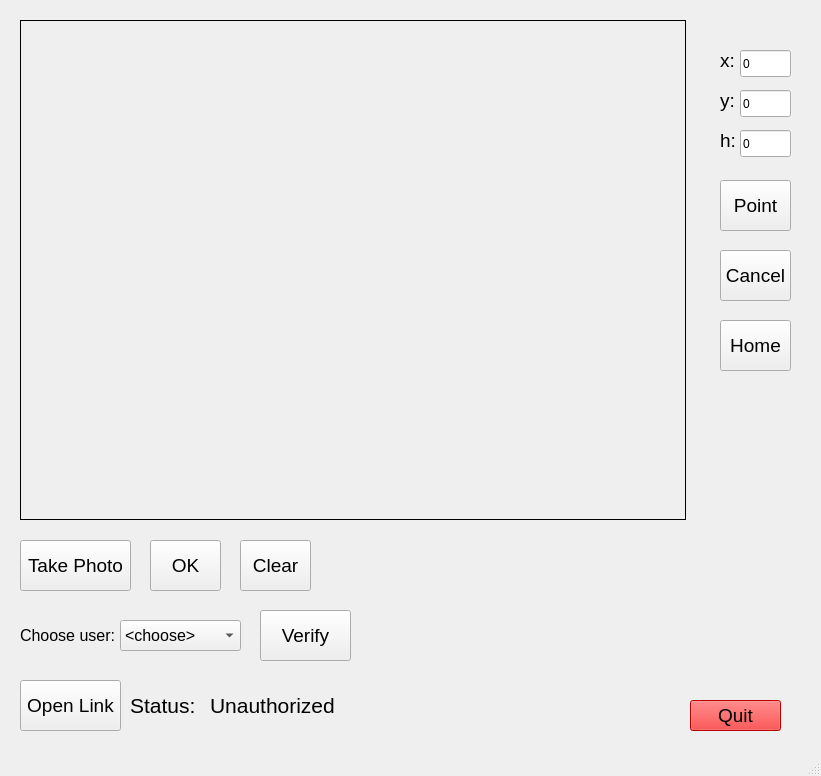
Before: the Qt Designer form server_UI/GUI.ui in DaDa0413/Ward-Visiting-Robot-Based-on-Autonomous-Indoor-Navigation, drawn with Qt 5.
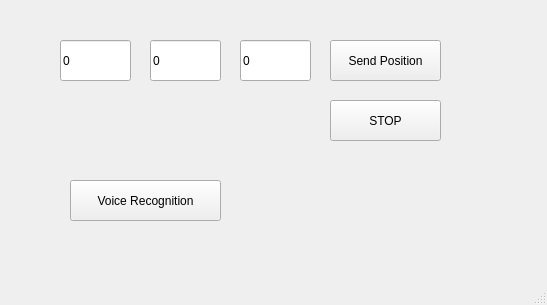
After: the same form once the commit is applied.

Commit message: add server part

What changed in the file:
```diff
--- a/server_UI/GUI.ui
+++ b/server_UI/GUI.ui
@@ -6,700 +6,47 @@
    <rect>
     <x>0</x>
     <y>0</y>
-    <width>821</width>
-    <height>776</height>
+    <width>547</width>
+    <height>305</height>
    </rect>
   </property>
   <property name="windowTitle">
    <string>AGV</string>
   </property>
   <widget class="QWidget" name="centralwidget">
-   <widget class="QLabel" name="viewer">
+   <widget class="QPushButton" name="btn_voice_rec">
     <property name="geometry">
      <rect>
-      <x>20</x>
-      <y>20</y>
-      <width>666</width>
-      <height>500</height>
-     </rect>
-    </property>
-    <property name="frameShape">
-     <enum>QFrame::Box</enum>
-    </property>
-    <property name="text">
-     <string/>
-    </property>
-    <property name="scaledContents">
-     <bool>false</bool>
-    </property>
-    <property name="alignment">
-     <set>Qt::AlignCenter</set>
-    </property>
-   </widget>
-   <widget class="QPushButton" name="btn_verify">
-    <property name="geometry">
-     <rect>
-      <x>260</x>
-      <y>610</y>
-      <width>91</width>
-      <height>51</height>
-     </rect>
-    </property>
-    <property name="font">
-     <font>
-      <pointsize>14</pointsize>
-     </font>
-    </property>
-    <property name="text">
-     <string>Verify</string>
-    </property>
-   </widget>
-   <widget class="QPushButton" name="btn_takePhoto">
-    <property name="geometry">
-     <rect>
-      <x>20</x>
-      <y>540</y>
-      <width>111</width>
-      <height>51</height>
-     </rect>
-    </property>
-    <property name="font">
-     <font>
-      <pointsize>14</pointsize>
-     </font>
-    </property>
-    <property name="text">
-     <string>Take Photo</string>
-    </property>
-   </widget>
-   <widget class="QPushButton" name="btn_openLink">
-    <property name="geometry">
-     <rect>
-      <x>20</x>
-      <y>680</y>
-      <width>101</width>
-      <height>51</height>
-     </rect>
-    </property>
-    <property name="font">
-     <font>
-      <pointsize>14</pointsize>
-     </font>
-    </property>
-    <property name="text">
-     <string>Open Link</string>
-    </property>
-   </widget>
-   <widget class="QPushButton" name="btn_clear">
-    <property name="geometry">
-     <rect>
-      <x>240</x>
-      <y>540</y>
-      <width>71</width>
-      <height>51</height>
-     </rect>
-    </property>
-    <property name="font">
-     <font>
-      <pointsize>14</pointsize>
-     </font>
-    </property>
-    <property name="text">
-     <string>Clear</string>
-    </property>
-   </widget>
-   <widget class="QPushButton" name="btn_ok">
-    <property name="geometry">
-     <rect>
-      <x>150</x>
-      <y>540</y>
-      <width>71</width>
-      <height>51</height>
-     </rect>
-    </property>
-    <property name="font">
-     <font>
-      <pointsize>14</pointsize>
-     </font>
-    </property>
-    <property name="text">
-     <string>OK</string>
-    </property>
-   </widget>
-   <widget class="QPushButton" name="btn_quit">
-    <property name="geometry">
-     <rect>
-      <x>690</x>
-      <y>700</y>
-      <width>91</width>
-      <height>31</height>
-     </rect>
-    </property>
-    <property name="palette">
-     <palette>
-      <active>
-       <colorrole role="WindowText">
-        <brush brushstyle="SolidPattern">
-         <color alpha="255">
-          <red>0</red>
-          <green>0</green>
-          <blue>0</blue>
-         </color>
-        </brush>
-       </colorrole>
-       <colorrole role="Button">
-        <brush brushstyle="SolidPattern">
-         <color alpha="255">
-          <red>255</red>
-          <green>0</green>
-          <blue>0</blue>
-         </color>
-        </brush>
-       </colorrole>
-       <colorrole role="Light">
-        <brush brushstyle="SolidPattern">
-         <color alpha="255">
-          <red>255</red>
-          <green>127</green>
-          <blue>127</blue>
-         </color>
-        </brush>
-       </colorrole>
-       <colorrole role="Midlight">
-        <brush brushstyle="SolidPattern">
-         <color alpha="255">
-          <red>255</red>
-          <green>63</green>
-          <blue>63</blue>
-         </color>
-        </brush>
-       </colorrole>
-       <colorrole role="Dark">
-        <brush brushstyle="SolidPattern">
-         <color alpha="255">
-          <red>127</red>
-          <green>0</green>
-          <blue>0</blue>
-         </color>
-        </brush>
-       </colorrole>
-       <colorrole role="Mid">
-        <brush brushstyle="SolidPattern">
-         <color alpha="255">
-          <red>170</red>
-          <green>0</green>
-          <blue>0</blue>
-         </color>
-        </brush>
-       </colorrole>
-       <colorrole role="Text">
-        <brush brushstyle="SolidPattern">
-         <color alpha="255">
-          <red>0</red>
-          <green>0</green>
-          <blue>0</blue>
-         </color>
-        </brush>
-       </colorrole>
-       <colorrole role="BrightText">
-        <brush brushstyle="SolidPattern">
-         <color alpha="255">
-          <red>255</red>
-          <green>255</green>
-          <blue>255</blue>
-         </color>
-        </brush>
-       </colorrole>
-       <colorrole role="ButtonText">
-        <brush brushstyle="SolidPattern">
-         <color alpha="255">
-          <red>0</red>
-          <green>0</green>
-          <blue>0</blue>
-         </color>
-        </brush>
-       </colorrole>
-       <colorrole role="Base">
-        <brush brushstyle="SolidPattern">
-         <color alpha="255">
-          <red>255</red>
-          <green>255</green>
-          <blue>255</blue>
-         </color>
-        </brush>
-       </colorrole>
-       <colorrole role="Window">
-        <brush brushstyle="SolidPattern">
-         <color alpha="255">
-          <red>255</red>
-          <green>0</green>
-          <blue>0</blue>
-         </color>
-        </brush>
-       </colorrole>
-       <colorrole role="Shadow">
-        <brush brushstyle="SolidPattern">
-         <color alpha="255">
-          <red>0</red>
-          <green>0</green>
-          <blue>0</blue>
-         </color>
-        </brush>
-       </colorrole>
-       <colorrole role="AlternateBase">
-        <brush brushstyle="SolidPattern">
-         <color alpha="255">
-          <red>255</red>
-          <green>127</green>
-          <blue>127</blue>
-         </color>
-        </brush>
-       </colorrole>
-       <colorrole role="ToolTipBase">
-        <brush brushstyle="SolidPattern">
-         <color alpha="255">
-          <red>255</red>
-          <green>255</green>
-          <blue>220</blue>
-         </color>
-        </brush>
-       </colorrole>
-       <colorrole role="ToolTipText">
-        <brush brushstyle="SolidPattern">
-         <color alpha="255">
-          <red>0</red>
-          <green>0</green>
-          <blue>0</blue>
-         </color>
-        </brush>
-       </colorrole>
-      </active>
-      <inactive>
-       <colorrole role="WindowText">
-        <brush brushstyle="SolidPattern">
-         <color alpha="255">
-          <red>0</red>
-          <green>0</green>
-          <blue>0</blue>
-         </color>
-        </brush>
-       </colorrole>
-       <colorrole role="Button">
-        <brush brushstyle="SolidPattern">
-         <color alpha="255">
-          <red>255</red>
-          <green>0</green>
-          <blue>0</blue>
-         </color>
-        </brush>
-       </colorrole>
-       <colorrole role="Light">
-        <brush brushstyle="SolidPattern">
-         <color alpha="255">
-          <red>255</red>
-          <green>127</green>
-          <blue>127</blue>
-         </color>
-        </brush>
-       </colorrole>
-       <colorrole role="Midlight">
-        <brush brushstyle="SolidPattern">
-         <color alpha="255">
-          <red>255</red>
-          <green>63</green>
-          <blue>63</blue>
-         </color>
-        </brush>
-       </colorrole>
-       <colorrole role="Dark">
-        <brush brushstyle="SolidPattern">
-         <color alpha="255">
-          <red>127</red>
-          <green>0</green>
-          <blue>0</blue>
-         </color>
-        </brush>
-       </colorrole>
-       <colorrole role="Mid">
-        <brush brushstyle="SolidPattern">
-         <color alpha="255">
-          <red>170</red>
-          <green>0</green>
-          <blue>0</blue>
-         </color>
-        </brush>
-       </colorrole>
-       <colorrole role="Text">
-        <brush brushstyle="SolidPattern">
-         <color alpha="255">
-          <red>0</red>
-          <green>0</green>
-          <blue>0</blue>
-         </color>
-        </brush>
-       </colorrole>
-       <colorrole role="BrightText">
-        <brush brushstyle="SolidPattern">
-         <color alpha="255">
-          <red>255</red>
-          <green>255</green>
-          <blue>255</blue>
-         </color>
-        </brush>
-       </colorrole>
-       <colorrole role="ButtonText">
-        <brush brushstyle="SolidPattern">
-         <color alpha="255">
-          <red>0</red>
-          <green>0</green>
-          <blue>0</blue>
-         </color>
-        </brush>
-       </colorrole>
-       <colorrole role="Base">
-        <brush brushstyle="SolidPattern">
-         <color alpha="255">
-          <red>255</red>
-          <green>255</green>
-          <blue>255</blue>
-         </color>
-        </brush>
-       </colorrole>
-       <colorrole role="Window">
-        <brush brushstyle="SolidPattern">
-         <color alpha="255">
-          <red>255</red>
-          <green>0</green>
-          <blue>0</blue>
-         </color>
-        </brush>
-       </colorrole>
-       <colorrole role="Shadow">
-        <brush brushstyle="SolidPattern">
-         <color alpha="255">
-          <red>0</red>
-          <green>0</green>
-          <blue>0</blue>
-         </color>
-        </brush>
-       </colorrole>
-       <colorrole role="AlternateBase">
-        <brush brushstyle="SolidPattern">
-         <color alpha="255">
-          <red>255</red>
-          <green>127</green>
-          <blue>127</blue>
-         </color>
-        </brush>
-       </colorrole>
-       <colorrole role="ToolTipBase">
-        <brush brushstyle="SolidPattern">
-         <color alpha="255">
-          <red>255</red>
-          <green>255</green>
-          <blue>220</blue>
-         </color>
-        </brush>
-       </colorrole>
-       <colorrole role="ToolTipText">
-        <brush brushstyle="SolidPattern">
-         <color alpha="255">
-          <red>0</red>
-          <green>0</green>
-          <blue>0</blue>
-         </color>
-        </brush>
-       </colorrole>
-      </inactive>
-      <disabled>
-       <colorrole role="WindowText">
-        <brush brushstyle="SolidPattern">
-         <color alpha="255">
-          <red>127</red>
-          <green>0</green>
-          <blue>0</blue>
-         </color>
-        </brush>
-       </colorrole>
-       <colorrole role="Button">
-        <brush brushstyle="SolidPattern">
-         <color alpha="255">
-          <red>255</red>
-          <green>0</green>
-          <blue>0</blue>
-         </color>
-        </brush>
-       </colorrole>
-       <colorrole role="Light">
-        <brush brushstyle="SolidPattern">
-         <color alpha="255">
-          <red>255</red>
-          <green>127</green>
-          <blue>127</blue>
-         </color>
-        </brush>
-       </colorrole>
-       <colorrole role="Midlight">
-        <brush brushstyle="SolidPattern">
-         <color alpha="255">
-          <red>255</red>
-          <green>63</green>
-          <blue>63</blue>
-         </color>
-        </brush>
-       </colorrole>
-       <colorrole role="Dark">
-        <brush brushstyle="SolidPattern">
-         <color alpha="255">
-          <red>127</red>
-          <green>0</green>
-          <blue>0</blue>
-         </color>
-        </brush>
-       </colorrole>
-       <colorrole role="Mid">
-        <brush brushstyle="SolidPattern">
-         <color alpha="255">
-          <red>170</red>
-          <green>0</green>
-          <blue>0</blue>
-         </color>
-        </brush>
-       </colorrole>
-       <colorrole role="Text">
-        <brush brushstyle="SolidPattern">
-         <color alpha="255">
-          <red>127</red>
-          <green>0</green>
-          <blue>0</blue>
-         </color>
-        </brush>
-       </colorrole>
-       <colorrole role="BrightText">
-        <brush brushstyle="SolidPattern">
-         <color alpha="255">
-          <red>255</red>
-          <green>255</green>
-          <blue>255</blue>
-         </color>
-        </brush>
-       </colorrole>
-       <colorrole role="ButtonText">
-        <brush brushstyle="SolidPattern">
-         <color alpha="255">
-          <red>127</red>
-          <green>0</green>
-          <blue>0</blue>
-         </color>
-        </brush>
-       </colorrole>
-       <colorrole role="Base">
-        <brush brushstyle="SolidPattern">
-         <color alpha="255">
-          <red>255</red>
-          <green>0</green>
-          <blue>0</blue>
-         </color>
-        </brush>
-       </colorrole>
-       <colorrole role="Window">
-        <brush brushstyle="SolidPattern">
-         <color alpha="255">
-          <red>255</red>
-          <green>0</green>
-          <blue>0</blue>
-         </color>
-        </brush>
-       </colorrole>
-       <colorrole role="Shadow">
-        <brush brushstyle="SolidPattern">
-         <color alpha="255">
-          <red>0</red>
-          <green>0</green>
-          <blue>0</blue>
-         </color>
-        </brush>
-       </colorrole>
-       <colorrole role="AlternateBase">
-        <brush brushstyle="SolidPattern">
-         <color alpha="255">
-          <red>255</red>
-          <green>0</green>
-          <blue>0</blue>
-         </color>
-        </brush>
-       </colorrole>
-       <colorrole role="ToolTipBase">
-        <brush brushstyle="SolidPattern">
-         <color alpha="255">
-          <red>255</red>
-          <green>255</green>
-          <blue>220</blue>
-         </color>
-        </brush>
-       </colorrole>
-       <colorrole role="ToolTipText">
-        <brush brushstyle="SolidPattern">
-         <color alpha="255">
-          <red>0</red>
-          <green>0</green>
-          <blue>0</blue>
-         </color>
-        </brush>
-       </colorrole>
-      </disabled>
-     </palette>
-    </property>
-    <property name="font">
-     <font>
-      <pointsize>14</pointsize>
-     </font>
-    </property>
-    <property name="text">
-     <string>Quit</string>
-    </property>
-    <property name="flat">
-     <bool>false</bool>
-    </property>
-   </widget>
-   <widget class="QComboBox" name="comboBox">
-    <property name="geometry">
-     <rect>
-      <x>120</x>
-      <y>620</y>
-      <width>121</width>
-      <height>31</height>
-     </rect>
-    </property>
-    <property name="font">
-     <font>
-      <pointsize>12</pointsize>
-      <weight>50</weight>
-      <italic>false</italic>
-      <bold>false</bold>
-     </font>
-    </property>
-    <item>
-     <property name="text">
-      <string>&lt;choose&gt;</string>
-     </property>
-    </item>
-    <item>
-     <property name="text">
-      <string>Robin_Lin</string>
-     </property>
-    </item>
-    <item>
-     <property name="text">
-      <string>Max_Huang</string>
-     </property>
-    </item>
-    <item>
-     <property name="text">
-      <string>Daniel_Lin</string>
-     </property>
-    </item>
-   </widget>
-   <widget class="QLabel" name="label">
-    <property name="geometry">
-     <rect>
-      <x>20</x>
-      <y>610</y>
-      <width>141</width>
-      <height>51</height>
-     </rect>
-    </property>
-    <property name="font">
-     <font>
-      <pointsize>12</pointsize>
-      <weight>50</weight>
-      <italic>false</italic>
-      <bold>false</bold>
-     </font>
-    </property>
-    <property name="text">
-     <string>Choose user: </string>
-    </property>
-   </widget>
-   <widget class="QLabel" name="label_2">
-    <property name="geometry">
-     <rect>
-      <x>130</x>
-      <y>680</y>
-      <width>81</width>
-      <height>51</height>
-     </rect>
-    </property>
-    <property name="font">
-     <font>
-      <pointsize>16</pointsize>
-     </font>
-    </property>
-    <property name="text">
-     <string>Status:</string>
-    </property>
-   </widget>
-   <widget class="QLabel" name="label_status">
-    <property name="geometry">
-     <rect>
-      <x>210</x>
-      <y>680</y>
-      <width>161</width>
-      <height>51</height>
-     </rect>
-    </property>
-    <property name="font">
-     <font>
-      <pointsize>16</pointsize>
-     </font>
-    </property>
-    <property name="text">
-     <string>Unauthorized</string>
-    </property>
-   </widget>
-   <widget class="QPushButton" name="btn_home">
-    <property name="geometry">
-     <rect>
-      <x>720</x>
-      <y>320</y>
-      <width>71</width>
-      <height>51</height>
-     </rect>
-    </property>
-    <property name="font">
-     <font>
-      <pointsize>14</pointsize>
-     </font>
-    </property>
-    <property name="text">
-     <string>Home</string>
-    </property>
-   </widget>
-   <widget class="QPushButton" name="btn_point">
-    <property name="geometry">
-     <rect>
-      <x>720</x>
+      <x>70</x>
       <y>180</y>
-      <width>71</width>
-      <height>51</height>
+      <width>151</width>
+      <height>41</height>
      </rect>
     </property>
-    <property name="font">
-     <font>
-      <pointsize>14</pointsize>
-     </font>
+    <property name="text">
+     <string>Voice Recognition</string>
     </property>
+   </widget>
+   <widget class="QPushButton" name="btn_send_pos">
+    <property name="geometry">
+     <rect>
+      <x>330</x>
+      <y>40</y>
+      <width>111</width>
+      <height>41</height>
+     </rect>
+    </property>
     <property name="text">
-     <string>Point</string>
+     <string>Send Position</string>
     </property>
    </widget>
    <widget class="QLineEdit" name="pos_x">
     <property name="geometry">
      <rect>
-      <x>740</x>
-      <y>50</y>
-      <width>51</width>
-      <height>27</height>
+      <x>60</x>
+      <y>40</y>
+      <width>71</width>
+      <height>41</height>
      </rect>
     </property>
     <property name="text">
@@ -709,10 +56,10 @@
    <widget class="QLineEdit" name="pos_y">
     <property name="geometry">
      <rect>
-      <x>740</x>
-      <y>90</y>
-      <width>51</width>
-      <height>27</height>
+      <x>150</x>
+      <y>40</y>
+      <width>71</width>
+      <height>41</height>
      </rect>
     </property>
     <property name="text">
@@ -722,86 +69,27 @@
    <widget class="QLineEdit" name="pos_h">
     <property name="geometry">
      <rect>
-      <x>740</x>
-      <y>130</y>
-      <width>51</width>
-      <height>27</height>
-     </rect>
-    </property>
-    <property name="text">
-     <string>0</string>
-    </property>
-   </widget>
-   <widget class="QLabel" name="label_x">
-    <property name="geometry">
-     <rect>
-      <x>720</x>
+      <x>240</x>
       <y>40</y>
-      <width>21</width>
-      <height>41</height>
-     </rect>
-    </property>
-    <property name="font">
-     <font>
-      <pointsize>14</pointsize>
-     </font>
-    </property>
-    <property name="text">
-     <string>x:</string>
-    </property>
-   </widget>
-   <widget class="QLabel" name="label_y">
-    <property name="geometry">
-     <rect>
-      <x>720</x>
-      <y>80</y>
-      <width>21</width>
-      <height>41</height>
-     </rect>
-    </property>
-    <property name="font">
-     <font>
-      <pointsize>14</pointsize>
-     </font>
-    </property>
-    <property name="text">
-     <string>y:</string>
-    </property>
-   </widget>
-   <widget class="QLabel" name="label_h">
-    <property name="geometry">
-     <rect>
-      <x>720</x>
-      <y>120</y>
-      <width>21</width>
-      <height>41</height>
-     </rect>
-    </property>
-    <property name="font">
-     <font>
-      <pointsize>14</pointsize>
-     </font>
-    </property>
-    <property name="text">
-     <string>h:</string>
-    </property>
-   </widget>
-   <widget class="QPushButton" name="btn_cancel">
-    <property name="geometry">
-     <rect>
-      <x>720</x>
-      <y>250</y>
       <width>71</width>
-      <height>51</height>
+      <height>41</height>
      </rect>
     </property>
-    <property name="font">
-     <font>
-      <pointsize>14</pointsize>
-     </font>
+    <property name="text">
+     <string>0</string>
     </property>
+   </widget>
+   <widget class="QPushButton" name="btn_stop">
+    <property name="geometry">
+     <rect>
+      <x>330</x>
+      <y>100</y>
+      <width>111</width>
+      <height>41</height>
+     </rect>
+    </property>
     <property name="text">
-     <string>Cancel</string>
+     <string>STOP</string>
     </property>
    </widget>
   </widget>
```
The commit also changes 2 other files.
